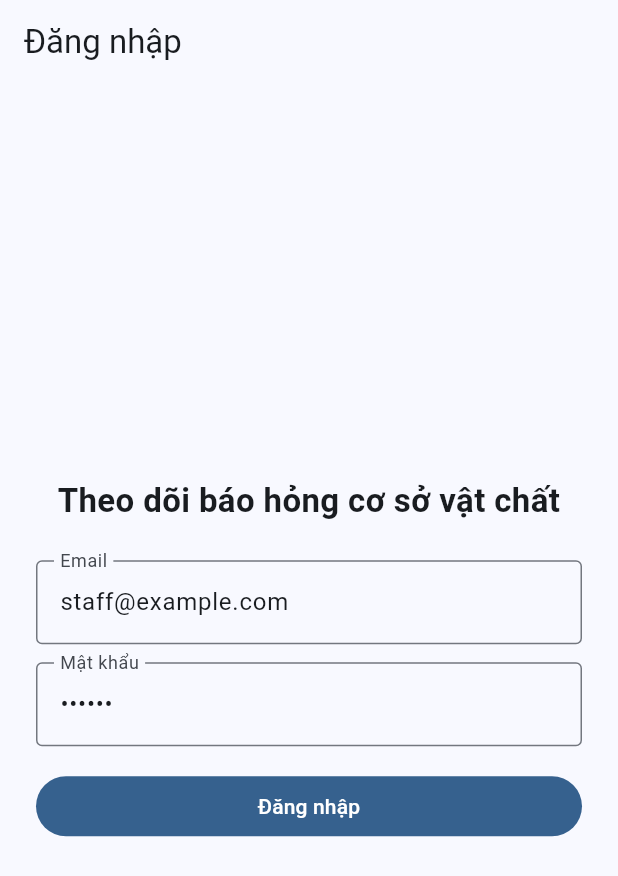
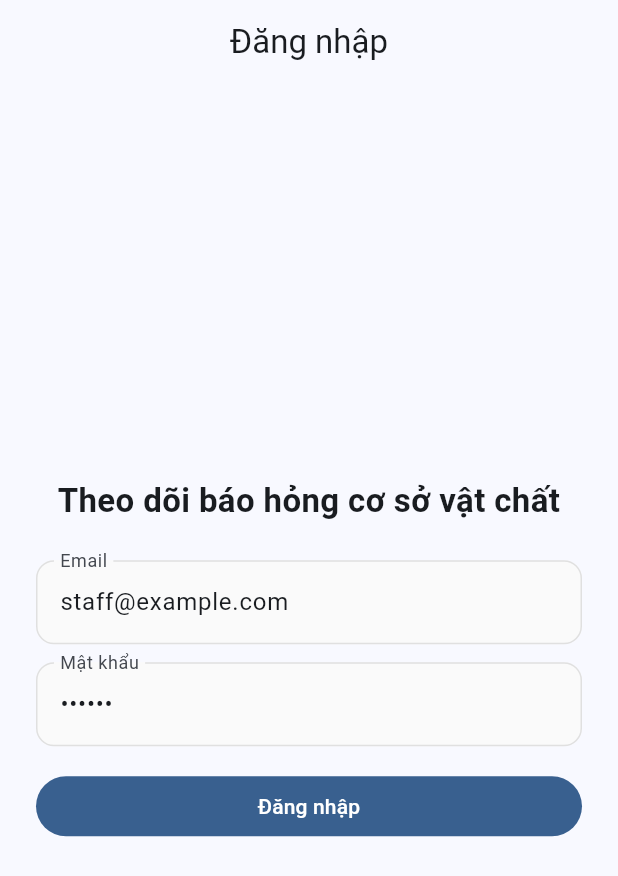
Before and after one commit to MinhSimpRaiden/FacilityReportApp, a Flutter app: the screen it shows after launch, on a phone screen of 412 x 824 dp. Shown: the top 876 px of the screen. Run offline on Flutter 3.47's test engine with Material 3 defaults, Android fonts, the phone set to English and light mode, and no system bars; our stand-ins replace cloud_firestore, firebase_core, firebase_messaging, flutter_local_notifications; accounts and stored records are empty.

Commit message:
UI: Update app theme for better typography and colors

```diff
--- a/lib/app.dart
+++ b/lib/app.dart
@@ -14,8 +14,38 @@ class FacilityReportApp extends StatelessWidget {
       title: 'Facility Reports',
       debugShowCheckedModeBanner: false,
       theme: ThemeData(
-        colorScheme: ColorScheme.fromSeed(seedColor: Colors.blue),
+        colorScheme: ColorScheme.fromSeed(
+          seedColor: const Color(0xFF1E88E5),
+          brightness: Brightness.light,
+        ),
         useMaterial3: true,
+        appBarTheme: const AppBarTheme(
+          centerTitle: true,
+          elevation: 0,
+          scrolledUnderElevation: 2,
+        ),
+        cardTheme: CardTheme(
+          elevation: 2,
+          shape: RoundedRectangleBorder(
+            borderRadius: BorderRadius.circular(16),
+          ),
+        ),
+        inputDecorationTheme: InputDecorationTheme(
+          filled: true,
+          fillColor: Colors.grey.shade50,
+          border: OutlineInputBorder(
+            borderRadius: BorderRadius.circular(12),
+            borderSide: BorderSide(color: Colors.grey.shade300),
+          ),
+          enabledBorder: OutlineInputBorder(
+            borderRadius: BorderRadius.circular(12),
+            borderSide: BorderSide(color: Colors.grey.shade300),
+          ),
+          focusedBorder: OutlineInputBorder(
+            borderRadius: BorderRadius.circular(12),
+            borderSide: const BorderSide(color: Color(0xFF1E88E5), width: 2),
+          ),
+        ),
       ),
       home: Consumer<AuthProvider>(
         builder: (context, authProvider, _) {
```
